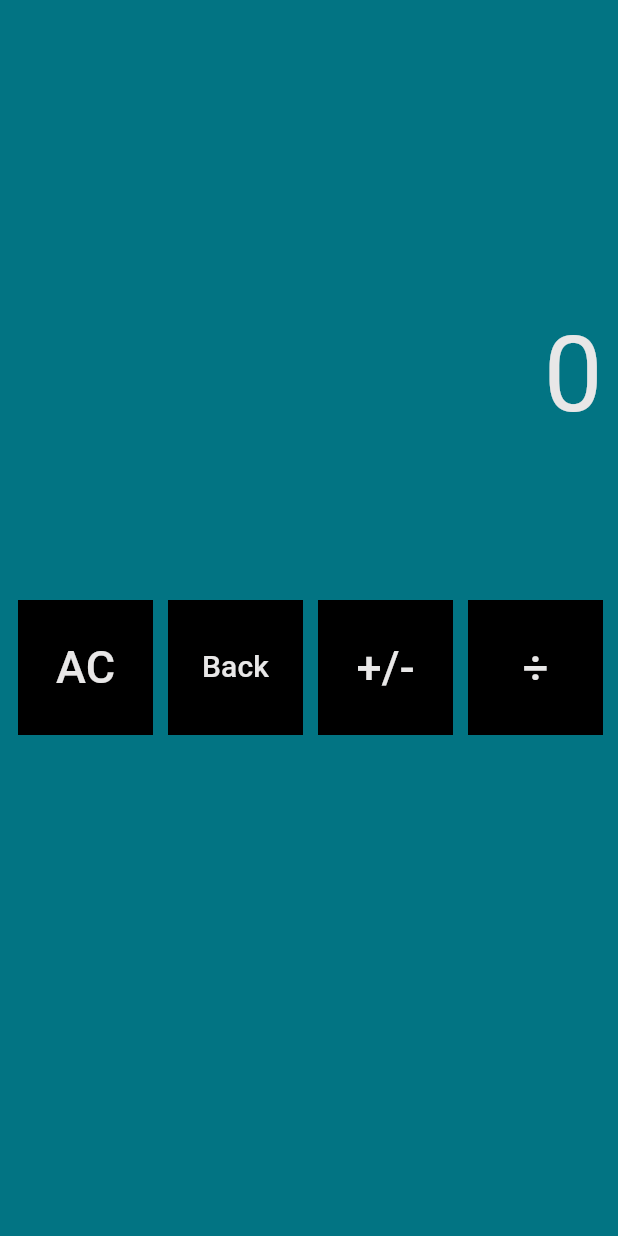
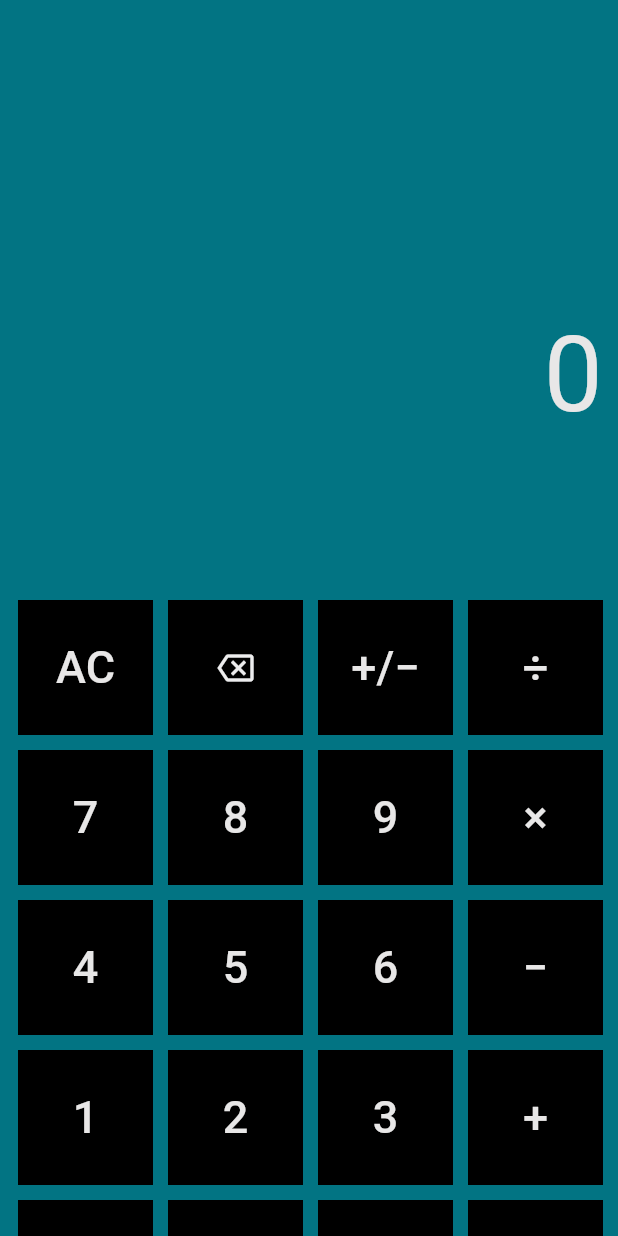
Before and after one commit to SaiyamKalra/calculator, a Flutter app: the screen it shows after launch, on a phone screen of 412 x 824 dp. Run offline on Flutter 3.47's test engine with Material 3 defaults, Android fonts, the phone set to English and light mode, and no system bars.

Commit message:
frontend created

```diff
--- a/lib/calculator_material_page.dart
+++ /dev/null
@@ -1,120 +0,0 @@
-import 'package:flutter/material.dart';
-
-class CalculatorMaterialPage extends StatelessWidget {
-  const CalculatorMaterialPage({super.key});
-
-  @override
-  Widget build(BuildContext context) {
-    return Scaffold(
-      backgroundColor: const Color.fromARGB(255, 2, 116, 131),
-      body: Stack(
-        children: [
-          Positioned(
-            right: 10,
-            top: 200,
-            child: Text(
-              textAlign: TextAlign.right,
-              '0',
-              style: TextStyle(
-                fontSize: 70,
-                color: const Color.fromARGB(255, 232, 231, 231),
-              ),
-            ),
-          ),
-
-          Positioned(
-            right: 10,
-            top: 400,
-            child: SizedBox(
-              width: 90,
-              height: 90,
-              child: TextButton(
-                onPressed: () {},
-                child: Text(
-                  '÷',
-                  style: TextStyle(
-                    color: Color.fromARGB(255, 232, 231, 231),
-                    fontSize: 30,
-                  ),
-                ),
-                style: TextButton.styleFrom(
-                  backgroundColor: Colors.black,
-                  shape: LinearBorder(),
-                ),
-              ),
-            ),
-          ),
-
-          Positioned(
-            right: 110,
-            top: 400,
-            child: SizedBox(
-              width: 90,
-              height: 90,
-              child: TextButton(
-                onPressed: () {},
-                child: Text(
-                  '+/-',
-                  style: TextStyle(
-                    color: Color.fromARGB(255, 232, 231, 231),
-                    fontSize: 30,
-                  ),
-                ),
-                style: TextButton.styleFrom(
-                  backgroundColor: Colors.black,
-                  shape: LinearBorder(),
-                ),
-              ),
-            ),
-          ),
-
-          Positioned(
-            right: 210,
-            top: 400,
-            child: SizedBox(
-              width: 90,
-              height: 90,
-              child: TextButton(
-                onPressed: () {},
-                child: Text(
-                  'Back',
-                  style: TextStyle(
-                    color: Color.fromARGB(255, 232, 231, 231),
-                    fontSize: 20,
-                  ),
-                ),
-                style: TextButton.styleFrom(
-                  backgroundColor: Colors.black,
-                  shape: LinearBorder(),
-                ),
-              ),
-            ),
-          ),
-
-          Positioned(
-            right: 310,
-            top: 400,
-            child: SizedBox(
-              width: 90,
-              height: 90,
-              child: TextButton(
-                onPressed: () {},
-                child: Text(
-                  'AC',
-                  style: TextStyle(
-                    color: Color.fromARGB(255, 232, 231, 231),
-                    fontSize: 30,
-                  ),
-                ),
-                style: TextButton.styleFrom(
-                  backgroundColor: Colors.black,
-                  shape: LinearBorder(),
-                ),
-              ),
-            ),
-          ),
-        ],
-      ),
-    );
-  }
-}
--- /dev/null
+++ b/lib/home_page.dart
@@ -0,0 +1,137 @@
+import 'package:flutter/material.dart';
+
+class CalculatorMaterialPage extends StatelessWidget {
+  const CalculatorMaterialPage({super.key});
+
+  @override
+  Widget build(BuildContext context) {
+    return Scaffold(
+      backgroundColor: const Color.fromARGB(255, 2, 116, 131),
+      body: Stack(
+        children: [
+          Positioned(
+            right: 10,
+            top: 200,
+            child: Text(
+              textAlign: TextAlign.right,
+              '0',
+              style: TextStyle(
+                fontSize: 70,
+                color: const Color.fromARGB(255, 232, 231, 231),
+              ),
+            ),
+          ),
+
+          // Making a Divide button
+          Positioned(right: 10, top: 400, child: CalculatorButton(text: '÷')),
+
+          // Making a +/- button
+          Positioned(
+            right: 110,
+            top: 400,
+            child: CalculatorButton(text: '+/−'),
+          ),
+
+          // Making a back button
+          Positioned(
+            right: 210,
+            top: 400,
+            child: SizedBox(
+              width: 90,
+              height: 90,
+              child: IconButton(
+                onPressed: () {},
+                style: TextButton.styleFrom(
+                  backgroundColor: Colors.black,
+                  shape: LinearBorder(),
+                ),
+                icon: Icon(
+                  Icons.backspace_outlined,
+                  color: Color.fromARGB(247, 245, 245, 246),
+                ),
+              ),
+            ),
+          ),
+
+          // Making a AC button
+          Positioned(right: 310, top: 400, child: CalculatorButton(text: 'AC')),
+
+          // Making multiplication button
+          Positioned(right: 10, top: 500, child: CalculatorButton(text: '×')),
+
+          // Making a button of 9
+          Positioned(right: 110, top: 500, child: CalculatorButton(text: '9')),
+
+          // Making a 8 button
+          Positioned(right: 210, top: 500, child: CalculatorButton(text: '8')),
+
+          // Making a 7 button
+          Positioned(right: 310, top: 500, child: CalculatorButton(text: '7')),
+
+          // Making a - button
+          Positioned(right: 10, top: 600, child: CalculatorButton(text: '−')),
+
+          // Making a 6 button
+          Positioned(right: 110, top: 600, child: CalculatorButton(text: '6')),
+
+          // Making a 5 button
+          Positioned(right: 210, top: 600, child: CalculatorButton(text: '5')),
+
+          // Making a 4 button
+          Positioned(right: 310, top: 600, child: CalculatorButton(text: '4')),
+
+          // Making a + button
+          Positioned(right: 10, top: 700, child: CalculatorButton(text: '+')),
+
+          // Making a 3 button
+          Positioned(right: 110, top: 700, child: CalculatorButton(text: '3')),
+
+          // Making a 2 button
+          Positioned(right: 210, top: 700, child: CalculatorButton(text: '2')),
+
+          // Making a 1 button
+          Positioned(right: 310, top: 700, child: CalculatorButton(text: '1')),
+
+          // Making a = button
+          Positioned(right: 10, top: 800, child: CalculatorButton(text: '=')),
+
+          // Making a decimal button
+          Positioned(right: 110, top: 800, child: CalculatorButton(text: '.')),
+
+          // Making a 0 button
+          Positioned(right: 210, top: 800, child: CalculatorButton(text: '0')),
+
+          //making a percentage button
+          Positioned(right: 310, top: 800, child: CalculatorButton(text: '%')),
+        ],
+      ),
+    );
+  }
+}
+
+class CalculatorButton extends StatelessWidget {
+  final String text;
+  const CalculatorButton({super.key, required this.text});
+
+  @override
+  Widget build(BuildContext context) {
+    return SizedBox(
+      width: 90,
+      height: 90,
+      child: TextButton(
+        onPressed: () {},
+        style: TextButton.styleFrom(
+          backgroundColor: Colors.black,
+          shape: LinearBorder(),
+        ),
+        child: Text(
+          text,
+          style: TextStyle(
+            color: Color.fromARGB(255, 232, 231, 231),
+            fontSize: 30,
+          ),
+        ),
+      ),
+    );
+  }
+}
--- a/lib/main.dart
+++ b/lib/main.dart
@@ -1,5 +1,5 @@
 import 'package:flutter/material.dart';
-import 'calculator_material_page.dart';
+import 'home_page.dart';
 
 void main() {
   runApp(const MyApp());
```
